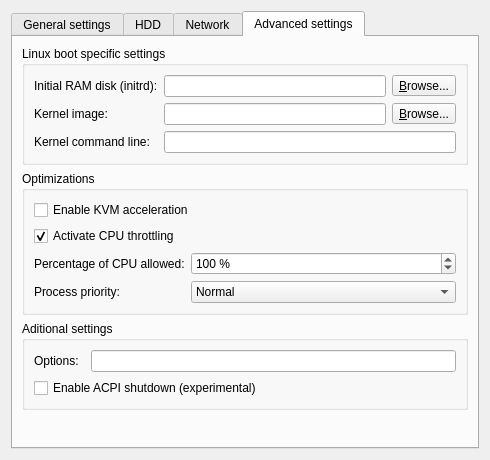
Old version of the form gns3/modules/qemu/ui/qemu_vm_configuration_page.ui in the repository GNS3/gns3-gui.
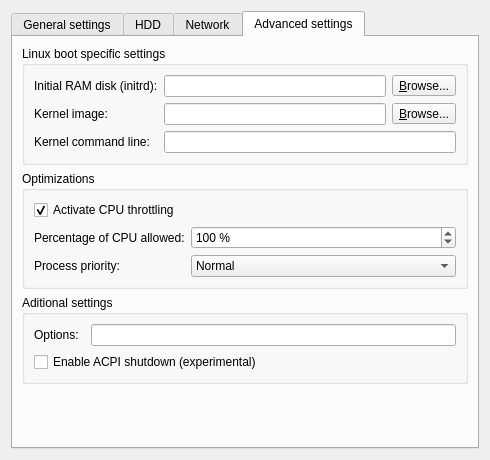
New version of the form. The open tabs and pages were chosen to show the change.

Commit message: Moves KVM setting to Qemu preferences.

```diff
--- a/gns3/modules/qemu/ui/qemu_vm_configuration_page.ui
+++ b/gns3/modules/qemu/ui/qemu_vm_configuration_page.ui
@@ -490,7 +490,7 @@
           <string>Optimizations</string>
          </property>
          <layout class="QGridLayout" name="gridLayout">
-          <item row="1" column="0" colspan="2">
+          <item row="0" column="0" colspan="2">
            <widget class="QCheckBox" name="uiActivateCPUThrottlingCheckBox">
             <property name="text">
              <string>Activate CPU throttling</string>
@@ -500,14 +500,14 @@
             </property>
            </widget>
           </item>
-          <item row="2" column="0">
+          <item row="1" column="0">
            <widget class="QLabel" name="uiCPUThrottlingLabel">
             <property name="text">
              <string>Percentage of CPU allowed:</string>
             </property>
            </widget>
           </item>
-          <item row="2" column="1">
+          <item row="1" column="1">
            <widget class="QSpinBox" name="uiCPUThrottlingSpinBox">
             <property name="suffix">
              <string> %</string>
@@ -523,14 +523,14 @@
             </property>
            </widget>
           </item>
-          <item row="3" column="0">
+          <item row="2" column="0">
            <widget class="QLabel" name="uiProcessPriorityLabel">
             <property name="text">
              <string>Process priority:</string>
             </property>
            </widget>
           </item>
-          <item row="3" column="1">
+          <item row="2" column="1">
            <widget class="QComboBox" name="uiProcessPriorityComboBox">
             <property name="sizePolicy">
              <sizepolicy hsizetype="Expanding" vsizetype="Fixed">
@@ -573,13 +573,6 @@
             </item>
            </widget>
           </item>
-          <item row="0" column="0" colspan="2">
-           <widget class="QCheckBox" name="uiKVMAccelerationCheckBox">
-            <property name="text">
-             <string>Enable KVM acceleration</string>
-            </property>
-           </widget>
-          </item>
          </layout>
         </widget>
        </item>
```
The commit also changes 13 other files.
